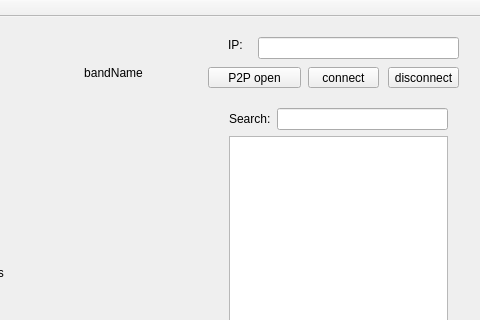
This is P2Psystem/mainwindow.ui in utwnglam/CSCI3280-PROJ as Qt 5 draws it before an edit; both pictures show x 232 to 712 and y 0 to 320 of the 712 by 599 pixel window. The edited form follows.
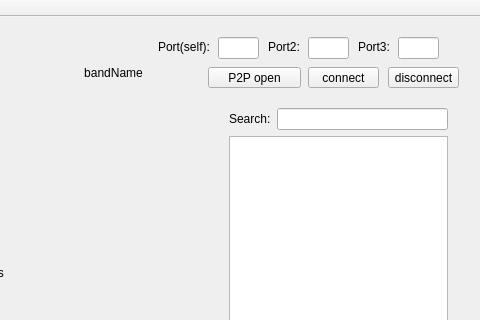
This is the edited form. Icons and pictures are not drawn.

```diff
--- a/P2Psystem/mainwindow.ui
+++ b/P2Psystem/mainwindow.ui
@@ -315,9 +315,9 @@
    <widget class="QLineEdit" name="IPaddr">
     <property name="geometry">
      <rect>
-      <x>490</x>
+      <x>450</x>
       <y>20</y>
-      <width>201</width>
+      <width>41</width>
       <height>22</height>
      </rect>
     </property>
@@ -364,14 +364,14 @@
    <widget class="QLabel" name="label">
     <property name="geometry">
      <rect>
-      <x>460</x>
+      <x>390</x>
       <y>20</y>
-      <width>21</width>
-      <height>16</height>
+      <width>51</width>
+      <height>20</height>
      </rect>
     </property>
     <property name="text">
-     <string>IP:</string>
+     <string>Port(self):</string>
     </property>
    </widget>
    <widget class="QWidget" name="horizontalLayoutWidget">
@@ -406,6 +406,52 @@
      </item>
     </layout>
    </widget>
+   <widget class="QLineEdit" name="IPaddr_2">
+    <property name="geometry">
+     <rect>
+      <x>540</x>
+      <y>20</y>
+      <width>41</width>
+      <height>22</height>
+     </rect>
+    </property>
+   </widget>
+   <widget class="QLabel" name="label_4">
+    <property name="geometry">
+     <rect>
+      <x>500</x>
+      <y>20</y>
+      <width>31</width>
+      <height>20</height>
+     </rect>
+    </property>
+    <property name="text">
+     <string>Port2:</string>
+    </property>
+   </widget>
+   <widget class="QLabel" name="label_5">
+    <property name="geometry">
+     <rect>
+      <x>590</x>
+      <y>20</y>
+      <width>31</width>
+      <height>20</height>
+     </rect>
+    </property>
+    <property name="text">
+     <string>Port3:</string>
+    </property>
+   </widget>
+   <widget class="QLineEdit" name="IPaddr_3">
+    <property name="geometry">
+     <rect>
+      <x>630</x>
+      <y>20</y>
+      <width>41</width>
+      <height>22</height>
+     </rect>
+    </property>
+   </widget>
   </widget>
   <widget class="QMenuBar" name="menuBar">
    <property name="geometry">
```
Left out of the diff: 2 changed lines with no effect on the pictures.
